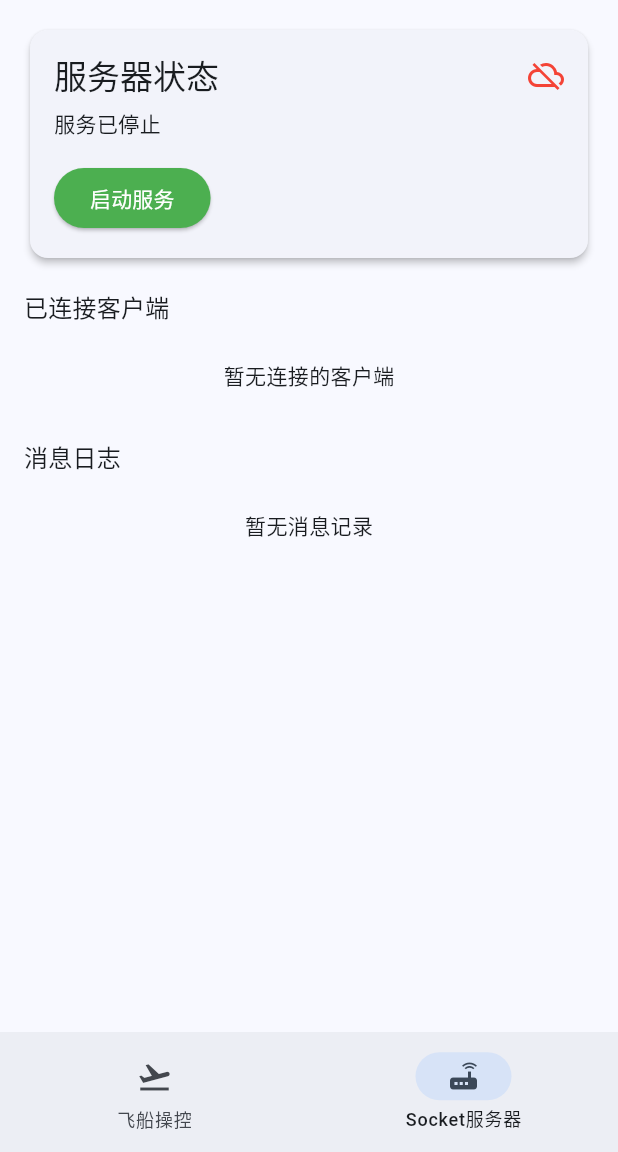
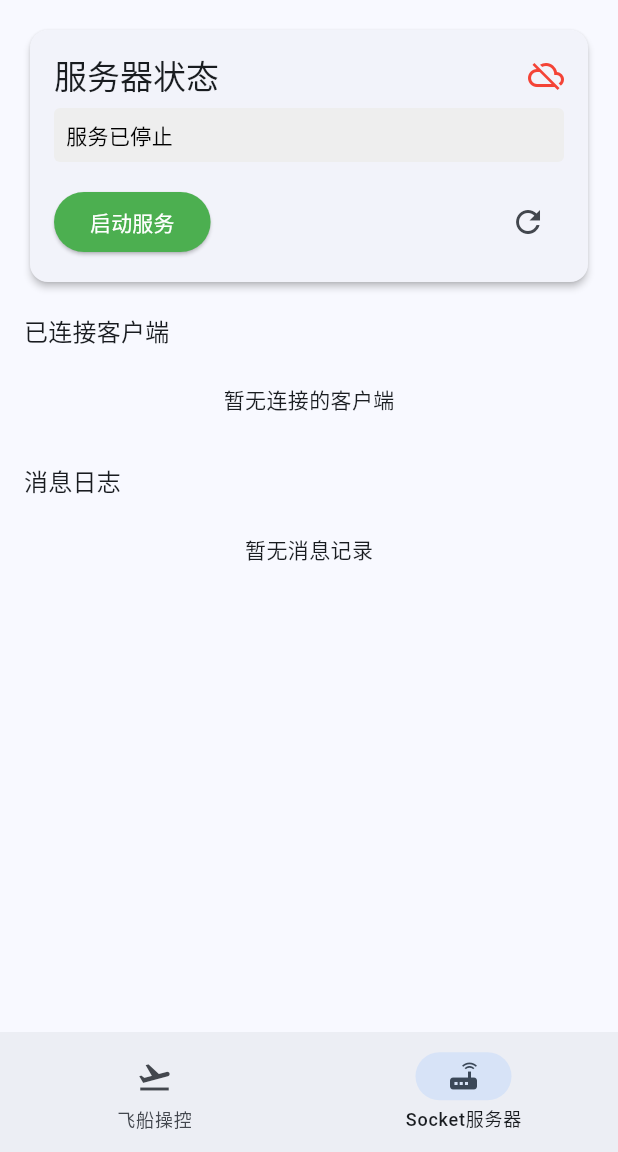
Before and after one commit to yugaoxiang123/QingFengLing_ChuangZhang, a Flutter app: the screen it shows after launch, item 2 of the bottom bar chosen, after a tap on "启动服务", on a phone screen of 412 x 824 dp, the part 84-1236 px from its top. Run offline on Flutter 3.47's test engine with Material 3 defaults, Android fonts, the phone set to English and light mode, and no system bars.

Commit message:
修复打包后的Socket连接问题

```diff
--- a/lib/services/socket_service.dart
+++ b/lib/services/socket_service.dart
@@ -148,16 +148,35 @@ class SocketService {
     if (isServerRunning) return;
 
     try {
+      print("开始启动Socket服务...");
       await _getLocalIpAddress();
+      print("获取到本地IP地址: $serverIp");
 
+      try {
         // 启动原生Socket服务器
+        print("尝试绑定Socket服务器到端口: $serverPort");
         server = await ServerSocket.bind(InternetAddress.anyIPv4, serverPort);
+        print("Socket服务器绑定成功");
+      } catch (e) {
+        print("Socket服务器绑定失败: $e");
+        throw e;
+      }
 
+      try {
         // 启动WebSocket服务器
+        print("尝试绑定WebSocket服务器到端口: $webSocketPort");
         httpServer = await HttpServer.bind(
           InternetAddress.anyIPv4,
           webSocketPort,
         );
+        print("WebSocket服务器绑定成功");
+      } catch (e) {
+        print("WebSocket服务器绑定失败: $e");
+        // 如果Socket服务器已启动但WebSocket启动失败，需要关闭Socket服务器
+        server?.close();
+        server = null;
+        throw e;
+      }
 
       isServerRunning = true;
       statusMessage =
@@ -223,6 +242,7 @@ class SocketService {
         },
       );
     } catch (e) {
+      print("启动服务失败，详细错误: $e");
       statusMessage = "启动服务失败: $e";
       _notifyStatusChange();
       stopServer();
@@ -371,21 +391,51 @@ class SocketService {
   // 获取本地IP地址
   Future<void> _getLocalIpAddress() async {
     try {
+      print("开始获取本地IP地址...");
       final interfaces = await NetworkInterface.list(
         type: InternetAddressType.IPv4,
-        includeLinkLocal: false,
       );
 
+      print("找到网络接口数量: ${interfaces.length}");
+      // 打印所有网络接口信息，用于调试
+      for (var interface in interfaces) {
+        print("接口名称: ${interface.name}, 地址数量: ${interface.addresses.length}");
+        for (var addr in interface.addresses) {
+          print(
+            "  - ${addr.address} (${addr.isLoopback ? '回环' : '非回环'}, ${addr.isLinkLocal ? '本地链接' : '非本地链接'})",
+          );
+        }
+      }
+
+      // 首先尝试找到非回环、非本地链接的地址
       for (var interface in interfaces) {
         for (var addr in interface.addresses) {
-          if (!addr.isLinkLocal && !addr.isLoopback) {
+          if (!addr.isLoopback && !addr.isLinkLocal) {
+            print("选择非回环、非本地链接地址: ${addr.address}");
             serverIp = addr.address;
             return;
           }
         }
       }
+
+      // 如果没有找到理想的地址，尝试找到任何非回环地址
+      for (var interface in interfaces) {
+        for (var addr in interface.addresses) {
+          if (!addr.isLoopback) {
+            print("选择非回环地址: ${addr.address}");
+            serverIp = addr.address;
+            return;
+          }
+        }
+      }
+
+      // 如果还是没有找到，使用回环地址
+      print("未找到合适的IP地址，使用回环地址: 127.0.0.1");
+      serverIp = "127.0.0.1";
     } catch (e) {
       print("获取IP地址失败: $e");
+      // 发生错误时使用回环地址
+      serverIp = "127.0.0.1";
     }
   }
 
--- a/lib/ui/socket_server_page.dart
+++ b/lib/ui/socket_server_page.dart
@@ -118,17 +118,47 @@ class _SocketServerPageState extends State<SocketServerPage> {
               ],
             ),
             const SizedBox(height: 8),
-            Text(_statusMessage),
+            Container(
+              width: double.infinity,
+              padding: const EdgeInsets.all(8.0),
+              decoration: BoxDecoration(
+                color: Colors.grey[200],
+                borderRadius: BorderRadius.circular(4.0),
+              ),
+              child: Text(
+                _statusMessage,
+                style: TextStyle(
+                  color:
+                      _statusMessage.contains('失败') ||
+                          _statusMessage.contains('错误')
+                      ? Colors.red
+                      : Colors.black,
+                ),
+              ),
+            ),
             const SizedBox(height: 16),
+            Row(
+              mainAxisAlignment: MainAxisAlignment.spaceBetween,
+              children: [
                 ElevatedButton(
                   onPressed: _isServerRunning
                       ? _socketService.stopServer
                       : _socketService.startServer,
                   style: ElevatedButton.styleFrom(
-                backgroundColor: _isServerRunning ? Colors.red : Colors.green,
+                    backgroundColor: _isServerRunning
+                        ? Colors.red
+                        : Colors.green,
                     foregroundColor: Colors.white,
                   ),
                   child: Text(_isServerRunning ? '停止服务' : '启动服务'),
+                ),
+                // 添加一个刷新按钮
+                IconButton(
+                  onPressed: _updateInitialState,
+                  icon: const Icon(Icons.refresh),
+                  tooltip: '刷新状态',
+                ),
+              ],
             ),
           ],
         ),
```
Also changed, not shown: 1 other file. Lines whose indentation alone changed are shown as unchanged.
